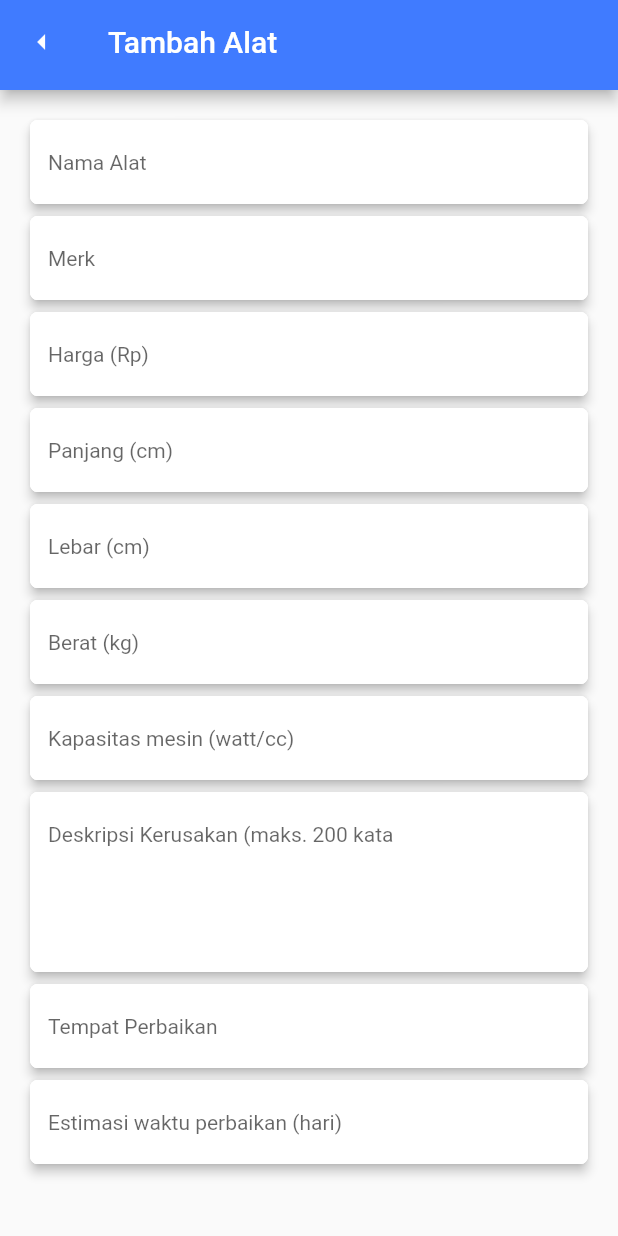
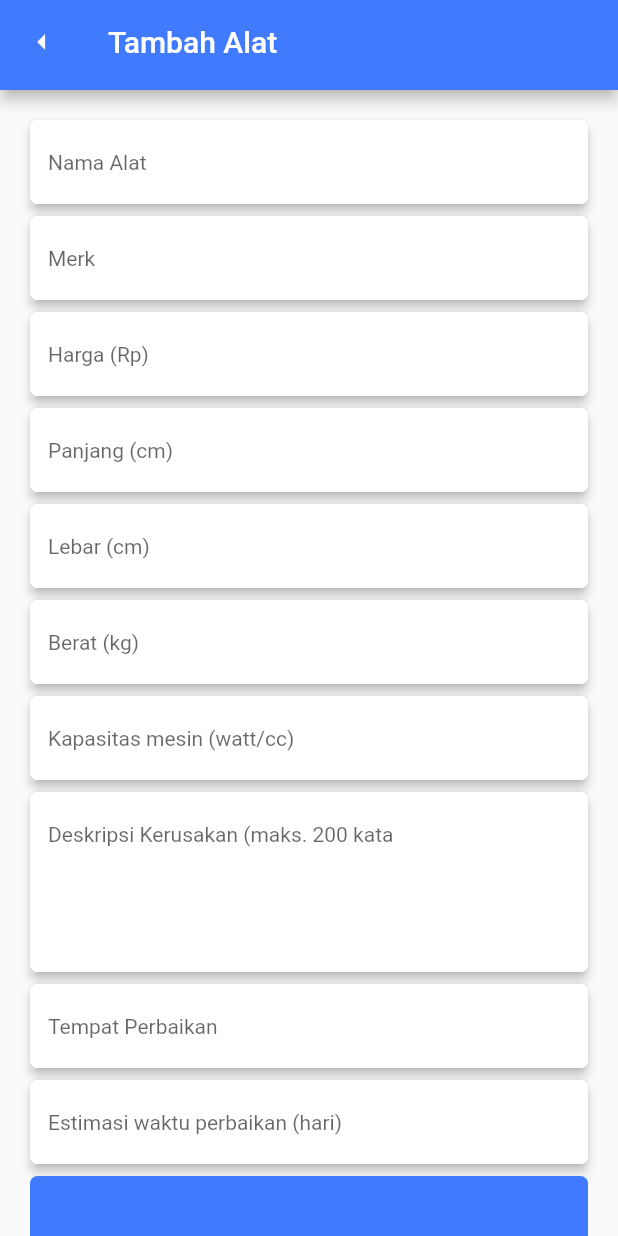
Before and after one commit to tifanee/PSBO, a Flutter app: the FormScreen screen opened directly, on a phone screen of 412 x 824 dp. Run offline on Flutter 3.47's test engine with Material 2 defaults, Android fonts, the phone set to English and light mode, and no system bars; missing offline and left inert: dart:html, flutter_application_1.

Commit message:
Button
reusable button, belum solve untuk titlenya karna gak show

```diff
--- /dev/null
+++ b/lib/button.dart
@@ -0,0 +1,43 @@
+import 'dart:html';
+
+import 'package:flutter/cupertino.dart';
+import 'package:flutter/material.dart';
+
+enum ButtonState { idle, loading, disable }
+
+class Button extends StatefulWidget {
+  final String? title;
+  final TextStyle? titleStyle;
+  final ButtonState state;
+  final Widget? LeadingIcon;
+  final List<Color>? color;
+  final Function()? onTap;
+
+  const Button({
+    Key? key,
+    required this.title,
+    this.titleStyle,
+    this.state = ButtonState.idle,
+    this.LeadingIcon,
+    this.color,
+    required this.onTap,
+  }) : super(key: key);
+
+  @override
+  State<Button> createState() => _ButtonState();
+}
+
+class _ButtonState extends State<Button> {
+  @override
+  Widget build(BuildContext context) {
+    return InkWell(
+        onTap: widget.onTap,
+        child: Container(
+          height: 50,
+          decoration: BoxDecoration(
+            color: Color.fromARGB(255, 64, 123, 255),
+            borderRadius: BorderRadius.circular(5.0),
+          ),
+        ));
+  }
+}
--- a/lib/form_screen.dart
+++ b/lib/form_screen.dart
@@ -1,4 +1,5 @@
 import 'package:flutter/material.dart';
+import './button.dart';
 
 class FormScreen extends StatefulWidget {
   const FormScreen({Key? key}) : super(key: key);
@@ -65,6 +66,8 @@ class _FormScreenState extends State<FormScreen> {
                   hintText: 'Deskripsi Kerusakan (maks. 200 kata', maxLines: 5),
               _TextFieldWidget(hintText: 'Tempat Perbaikan'),
               _TextFieldWidget(hintText: 'Estimasi waktu perbaikan (hari)'),
+              Button(
+                  title: 'Simpan', onTap: () {}) //blm solve tulisannya gakeluar
             ]),
           )
         ],
```
